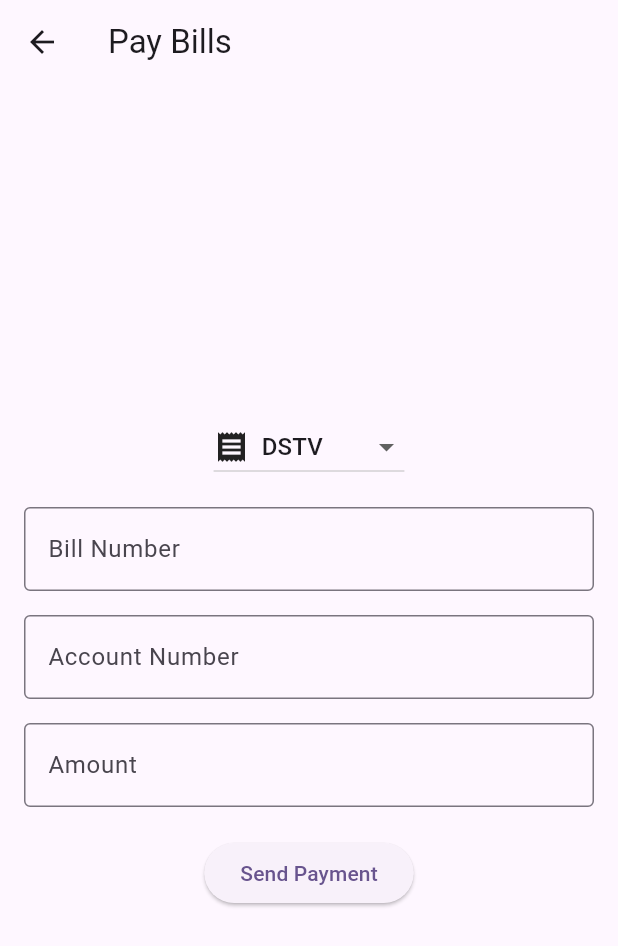
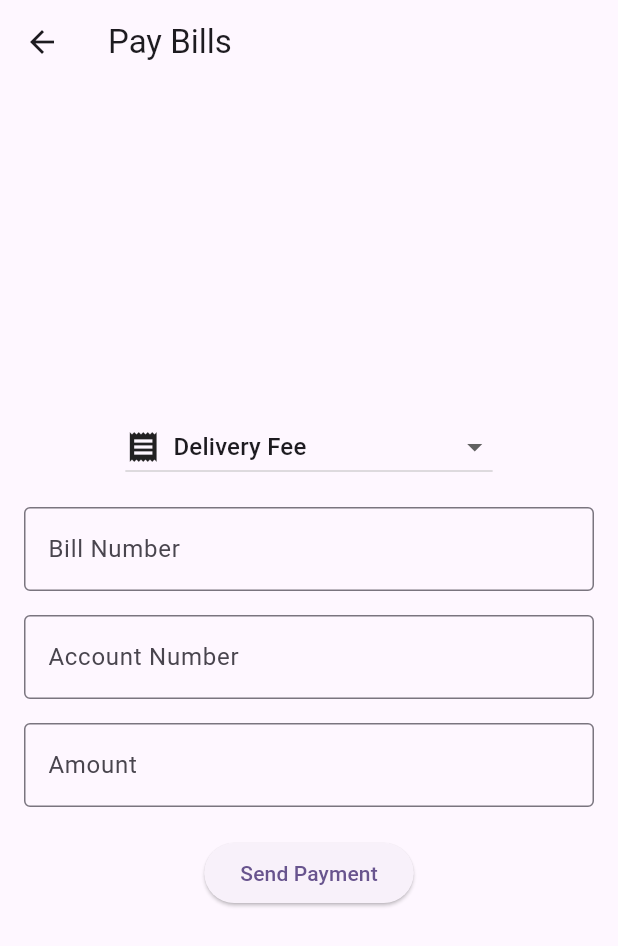
Before and after one commit to martinsigei/zeroHunger-Project, a Flutter app: the PayBillsPage screen opened directly, on a phone screen of 412 x 824 dp. Shown: the top 946 px of the screen. Run offline on Flutter 3.47's test engine with Material 3 defaults, Android fonts, the phone set to English and light mode, and no system bars; our stand-ins replace cloud_firestore, curved_navigation_bar, firebase_auth, firebase_core, firebase_storage, image_picker and 1 more; accounts and stored records are empty; generated files the repository leaves out were written again.

Commit message:
Update wallet.dart

```diff
--- a/lib/pages/wallet.dart
+++ b/lib/pages/wallet.dart
@@ -10,10 +10,10 @@
   final TextEditingController amountController = TextEditingController();
 
   // List of available bill types for the dropdown menu
-  final List<String> billTypes = ['DSTV', 'Water', 'Netflix', 'Showmax'];
+  final List<String> billTypes = ['Delivery Fee', 'Orders', 'Service Fees','Payment Processing Fees', 'Driver Tipping'];
 
   // Variable to store the currently selected bill type
-  String selectedBillType = 'DSTV'; // Default selection
+  String selectedBillType = 'Delivery Fee'; // Default selection
 
   @override
   Widget build(BuildContext context) {
```
